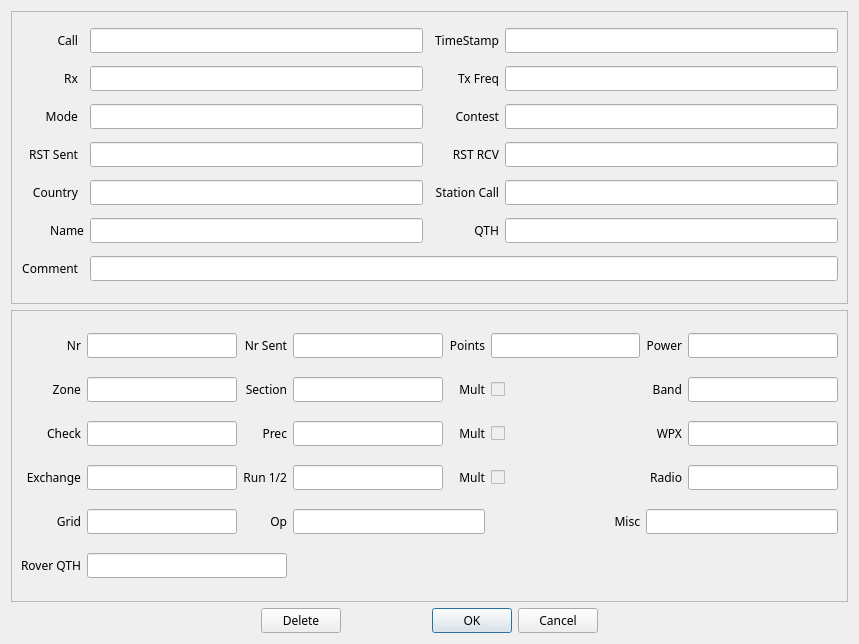
Qt form not1mm/data/editcontact.ui (mbridak/not1mm) before a commit.
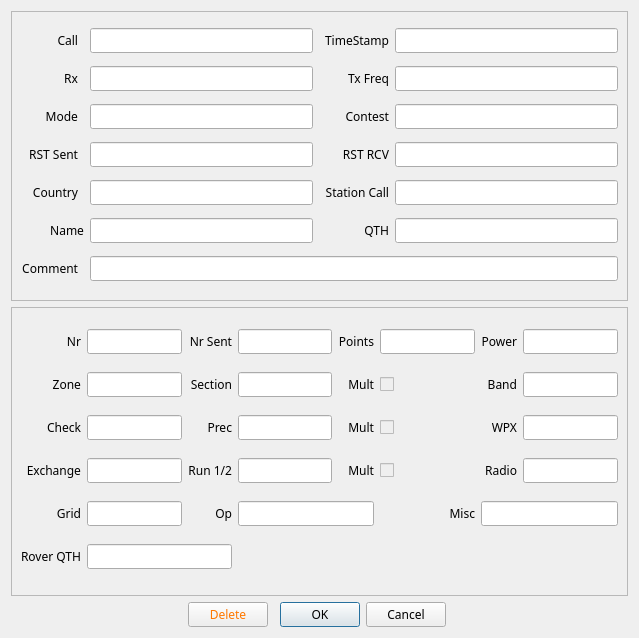
The same form after that commit.

Patch:
```diff
--- a/not1mm/data/editcontact.ui
+++ b/not1mm/data/editcontact.ui
@@ -6,8 +6,8 @@
    <rect>
     <x>0</x>
     <y>0</y>
-    <width>859</width>
-    <height>644</height>
+    <width>639</width>
+    <height>638</height>
    </rect>
   </property>
   <property name="font">
@@ -513,6 +513,14 @@
        </item>
        <item>
         <widget class="QPushButton" name="delete_2">
+         <property name="font">
+          <font>
+           <family>JetBrains Mono</family>
+          </font>
+         </property>
+         <property name="styleSheet">
+          <string notr="true">color: rgb(255, 120, 0);</string>
+         </property>
          <property name="text">
           <string>Delete</string>
          </property>
@@ -529,12 +537,23 @@
        </item>
        <item>
         <widget class="QDialogButtonBox" name="buttonBox">
+         <property name="font">
+          <font>
+           <family>JetBrains Mono</family>
+          </font>
+         </property>
+         <property name="styleSheet">
+          <string notr="true"/>
+         </property>
          <property name="orientation">
           <enum>Qt::Horizontal</enum>
          </property>
          <property name="standardButtons">
           <set>QDialogButtonBox::Cancel|QDialogButtonBox::Ok</set>
          </property>
+         <property name="centerButtons">
+          <bool>true</bool>
+         </property>
         </widget>
        </item>
        <item>
```
